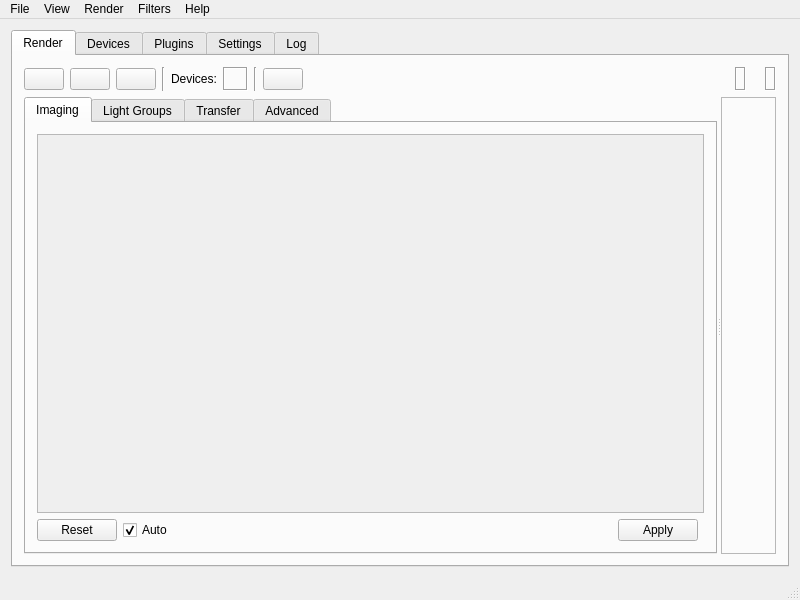
First picture: the form in Source/VoxRender/Interface/mainwindow.ui, repository nagyistoce/voxrender, before the edit.
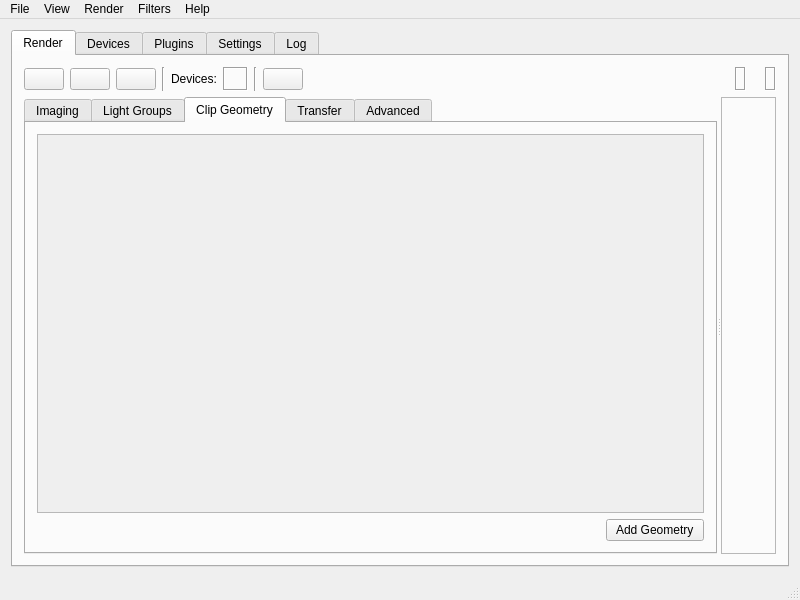
Second picture: the form after the edit. The open tabs and pages were chosen to show the change. Icons and pictures are not drawn.

Commit message: - Updated button for color selection to QColorPushButton widget - Continued work on transfer function editor widget - Continued work on lighting including addeding Blinn-Phong specular highlights to shader implementation - Began work on clipping volume support - Minor miscellaneous changes

The edit to the form file:
```diff
--- a/Source/VoxRender/Interface/mainwindow.ui
+++ b/Source/VoxRender/Interface/mainwindow.ui
@@ -439,6 +439,63 @@
              </item>
             </layout>
            </widget>
+           <widget class="QWidget" name="tab_clipGeos">
+            <attribute name="icon">
+             <iconset resource="icons.qrc">
+              <normaloff>:/icons/resolutionicon.png</normaloff>:/icons/resolutionicon.png</iconset>
+            </attribute>
+            <attribute name="title">
+             <string>Clip Geometry</string>
+            </attribute>
+            <layout class="QVBoxLayout" name="verticalLayout">
+             <item>
+              <widget class="QScrollArea" name="scrollArea">
+               <property name="widgetResizable">
+                <bool>true</bool>
+               </property>
+               <widget class="QWidget" name="scrollArea_clip">
+                <property name="geometry">
+                 <rect>
+                  <x>0</x>
+                  <y>0</y>
+                  <width>677</width>
+                  <height>164</height>
+                 </rect>
+                </property>
+                <layout class="QHBoxLayout" name="horizontalLayout_5">
+                 <item>
+                  <layout class="QVBoxLayout" name="verticalLayout_clip"/>
+                 </item>
+                </layout>
+               </widget>
+              </widget>
+             </item>
+             <item>
+              <layout class="QHBoxLayout" name="horizontalLayout_3">
+               <item>
+                <spacer name="horizontalSpacer_5">
+                 <property name="orientation">
+                  <enum>Qt::Horizontal</enum>
+                 </property>
+                 <property name="sizeHint" stdset="0">
+                  <size>
+                   <width>40</width>
+                   <height>20</height>
+                  </size>
+                 </property>
+                </spacer>
+               </item>
+               <item>
+                <widget class="QPushButton" name="pushButton">
+                 <property name="text">
+                  <string>  Add Geometry  </string>
+                 </property>
+                </widget>
+               </item>
+              </layout>
+             </item>
+            </layout>
+           </widget>
            <widget class="QWidget" name="tab_transfer">
             <attribute name="icon">
              <iconset resource="icons.qrc">
```
The commit also changes 32 other files.
